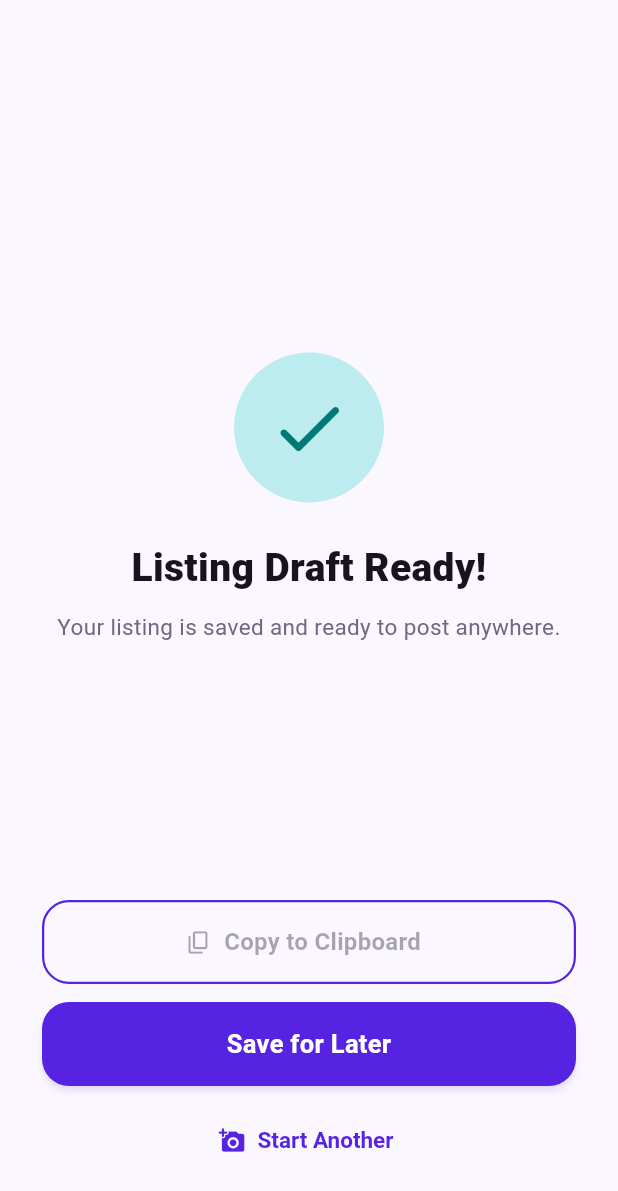
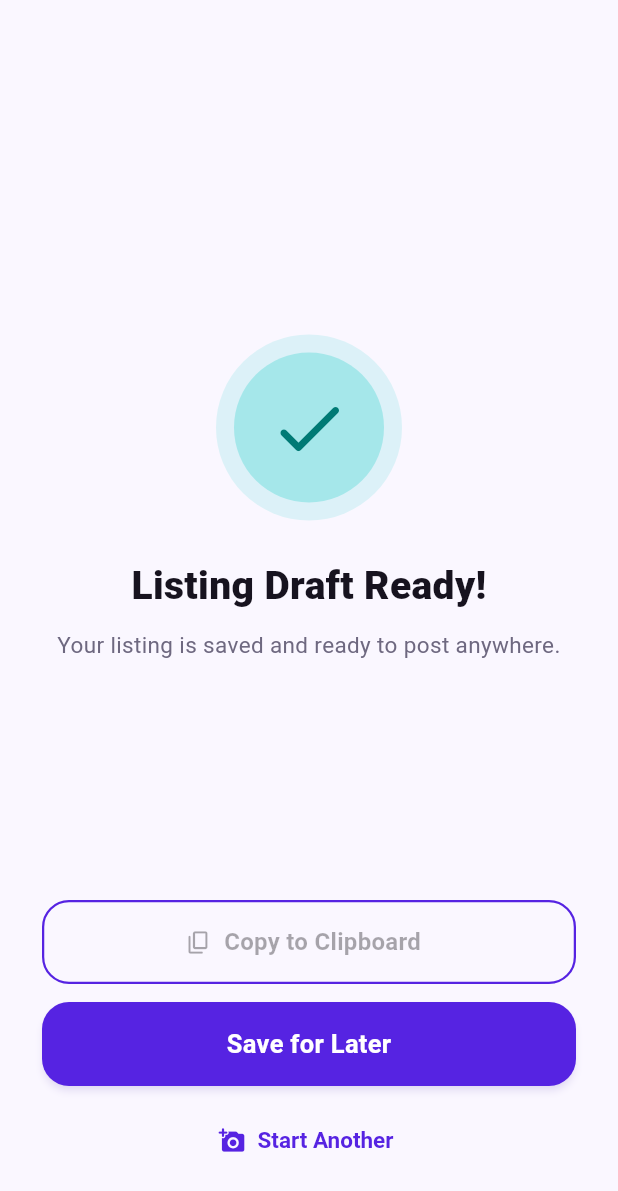
Before and after one commit to savsingh1/snap2sell, a Flutter app: the ConfirmationScreen screen opened directly, on a phone screen of 412 x 824 dp. Shown: the top 1191 px of the screen. Run offline on Flutter 3.47's test engine with Material 3 defaults, Android fonts, the phone set to English and light mode, and no system bars; our stand-ins replace image_picker, share_plus, shared_preferences; accounts and stored records are empty.

Commit message:
Premium feel pass: lib/screens/confirmation_screen.dart

```diff
--- a/lib/screens/confirmation_screen.dart
+++ b/lib/screens/confirmation_screen.dart
@@ -24,6 +24,19 @@ class ConfirmationScreen extends StatelessWidget {
           children: [
             const Spacer(),
             Center(
+              // Layered teal halo with a gentle settle-in scale.
+              child: TweenAnimationBuilder<double>(
+                tween: Tween<double>(begin: 0.85, end: 1),
+                duration: const Duration(milliseconds: 350),
+                curve: Curves.easeOutBack,
+                builder: (context, scale, child) =>
+                    Transform.scale(scale: scale, child: child),
+                child: Container(
+                  padding: const EdgeInsets.all(12),
+                  decoration: BoxDecoration(
+                    color: SnapColors.accent.withValues(alpha: 0.12),
+                    shape: BoxShape.circle,
+                  ),
                   child: Container(
                     padding: const EdgeInsets.all(22),
                     decoration: BoxDecoration(
@@ -34,6 +47,8 @@ class ConfirmationScreen extends StatelessWidget {
                       Icons.check_rounded,
                       size: 56,
                       color: SnapColors.accentDark,
+                    ),
+                  ),
                 ),
               ),
             ),
```
Lines whose indentation alone changed are shown as unchanged.
